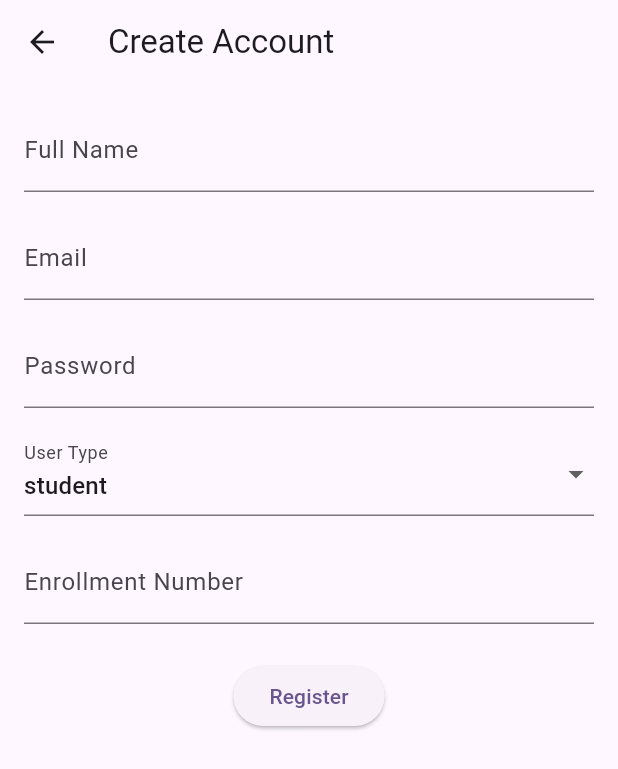
After one commit to Sachinbgithub/college_management, a Flutter app: the screen it shows after launch, after a tap on "Login", after a tap on "Create Account", on a phone screen of 412 x 824 dp. The commit adds this screen. Shown: the top 769 px of the screen. Run offline on Flutter 3.47's test engine with Material 3 defaults, Android fonts, the light colour scheme and no system bars; our stand-ins replace animate_do, carousel_slider, cloud_firestore, curved_navigation_bar, firebase_auth, firebase_core and 1 more; accounts and stored records are empty.

Commit message:
login section

```diff
--- /dev/null
+++ b/lib/login/auth_service.dart
@@ -0,0 +1,117 @@
+// lib/services/auth_service.dart
+import 'package:flutter/material.dart';
+import 'package:firebase_auth/firebase_auth.dart';
+import 'package:cloud_firestore/cloud_firestore.dart';
+
+enum UserType { admin, faculty, student }
+
+class AuthService with ChangeNotifier {
+  final FirebaseAuth _auth = FirebaseAuth.instance;
+  final FirebaseFirestore _firestore = FirebaseFirestore.instance;
+  User? _user;
+  UserType? _userType;
+
+  User? get user => _user;
+  UserType? get userType => _userType;
+
+  Future<String?> registerUser({
+    required String email,
+    required String password,
+    required String name,
+    required UserType userType,
+    String? enrollmentNumber,
+  }) async {
+    try {
+      UserCredential result = await _auth.createUserWithEmailAndPassword(
+        email: email,
+        password: password,
+      );
+
+      if (result.user != null) {
+        // Create user profile in Firestore
+        await _firestore.collection('users').doc(result.user!.uid).set({
+          'email': email,
+          'name': name,
+          'userType': userType.toString().split('.').last,
+          'profileStatus': userType == UserType.faculty ? 'pending' : 'active',
+          'enrollmentNumber': enrollmentNumber,
+          'createdAt': FieldValue.serverTimestamp(),
+        });
+
+        _user = result.user;
+        _userType = userType;
+        notifyListeners();
+        return null;
+      }
+    } on FirebaseAuthException catch (e) {
+      return e.message;
+    }
+    return 'Registration failed';
+  }
+
+  Future<String?> login(String email, String password) async {
+    try {
+      UserCredential result = await _auth.signInWithEmailAndPassword(
+        email: email,
+        password: password,
+      );
+
+      if (result.user != null) {
+        // Get user data from Firestore
+        DocumentSnapshot userData = await _firestore
+            .collection('users')
+            .doc(result.user!.uid)
+            .get();
+
+        if (!userData.exists) {
+          return 'User data not found';
+        }
+
+        Map<String, dynamic> data = userData.data() as Map<String, dynamic>;
+
+        // Check if faculty is verified
+        if (data['userType'] == 'faculty' && data['profileStatus'] == 'pending') {
+          return 'Your account is pending approval';
+        }
+
+        _user = result.user;
+        _userType = UserType.values.firstWhere(
+                (e) => e.toString().split('.').last == data['userType']
+        );
+
+        notifyListeners();
+        return null;
+      }
+    } on FirebaseAuthException catch (e) {
+      return e.message;
+    }
+    return 'Login failed';
+  }
+
+  Future<void> logout() async {
+    await _auth.signOut();
+    _user = null;
+    _userType = null;
+    notifyListeners();
+  }
+
+  Future<void> checkAuthState() async {
+    _user = _auth.currentUser;
+    if (_user != null) {
+      DocumentSnapshot userData = await _firestore
+          .collection('users')
+          .doc(_user!.uid)
+          .get();
+
+      if (userData.exists) {
+        Map<String, dynamic> data = userData.data() as Map<String, dynamic>;
+        _userType = UserType.values.firstWhere(
+                (e) => e.toString().split('.').last == data['userType']
+        );
+      }
+    }
+    notifyListeners();
+  }
+
+  signOut() {}
+}
--- /dev/null
+++ b/lib/login/login_screen.dart
@@ -0,0 +1,141 @@
+// lib/screens/login_screen.dart
+import 'package:college_management/login/register_screen.dart';
+import 'package:firebase_auth/firebase_auth.dart';
+import 'package:flutter/material.dart';
+import 'package:provider/provider.dart';
+import 'auth_service.dart';
+
+class LoginScreen extends StatefulWidget {
+  const LoginScreen({super.key});
+
+  @override
+  State<LoginScreen> createState() => _LoginScreenState();
+}
+
+class _LoginScreenState extends State<LoginScreen> {
+  final _formKey = GlobalKey<FormState>();
+  final _emailController = TextEditingController();
+  final _passwordController = TextEditingController();
+  final AuthService _auth = AuthService();
+  bool _isLoading = false;
+  bool _isSigning = false;
+
+  @override
+  Widget build(BuildContext context) {
+    return Scaffold(
+      appBar: AppBar(title: const Text('CSMSSERP Login')),
+      body: Padding(
+        padding: const EdgeInsets.all(16.0),
+        child: Form(
+          key: _formKey,
+          child: Column(
+            mainAxisAlignment: MainAxisAlignment.center,
+            children: [
+              TextFormField(
+                controller: _emailController,
+                decoration: const InputDecoration(labelText: 'Email'),
+                validator: (value) {
+                  if (value?.isEmpty ?? true) {
+                    return 'Please enter email';
+                  }
+                  return null;
+                },
+              ),
+              const SizedBox(height: 16),
+              TextFormField(
+                controller: _passwordController,
+                decoration: const InputDecoration(labelText: 'Password'),
+                obscureText: true,
+                validator: (value) {
+                  if (value?.isEmpty ?? true) {
+                    return 'Please enter password';
+                  }
+                  return null;
+                },
+              ),
+              const SizedBox(height: 24),
+              if (_isLoading)
+                const CircularProgressIndicator()
+              else
+                ElevatedButton(
+                  onPressed: _handleLogin,
+                  child: const Text('Login'),
+                ),
+              TextButton(
+                onPressed: () {
+                  Navigator.push(
+                    context,
+                    MaterialPageRoute(
+                      builder: (context) => RegisterScreen(),
+                    ),
+                  );
+                },
+                child: const Text('Create Account'),
+              ),
+            ],
+          ),
+        ),
+      ),
+    );
+  }
+
+  void _signIn() async {
+    setState(() {
+      _isSigning = true;
+    });
+
+    String email = _emailController.text;
+    String password = _passwordController.text;
+
+    try {
+      UserCredential userCredential = await FirebaseAuth.instance
+          .signInWithEmailAndPassword(email: email, password: password);
+
+      setState(() {
+        _isSigning = false;
+      });
+
+      ScaffoldMessenger.of(context).showSnackBar(
+        const SnackBar(content: Text("Sign in successful!")),
+      );
+
+      Navigator.pushNamedAndRemoveUntil(context, '/home', (route) => false);
+    } catch (e) {
+      setState(() {
+        _isSigning = false;
+      });
+
+      ScaffoldMessenger.of(context).showSnackBar(
+        SnackBar(content: Text("Sign-in failed: ${e.toString()}")),
+      );
+    }
+  }
+
+
+
+  Future<void> _handleLogin() async {
+    if (_formKey.currentState?.validate() ?? false) {
+      setState(() => _isLoading = true);
+
+      final result = await context.read<AuthService>().login(
+        _emailController.text,
+        _passwordController.text,
+      );
+
+      setState(() => _isLoading = false);
+
+      if (result != null && mounted) {
+        ScaffoldMessenger.of(context).showSnackBar(
+          SnackBar(content: Text(result)),
+        );
+      }
+    }
+  }
+
+  @override
+  void dispose() {
+    _emailController.dispose();
+    _passwordController.dispose();
+    super.dispose();
+  }
+}
--- /dev/null
+++ b/lib/login/register_screen.dart
@@ -0,0 +1,150 @@
+// lib/screens/register_screen.dart
+import 'package:flutter/cupertino.dart';
+import 'package:flutter/material.dart';
+import 'package:provider/provider.dart';
+import 'auth_service.dart';
+
+class RegisterScreen extends StatefulWidget {
+  const RegisterScreen({super.key});
+
+  @override
+  State<RegisterScreen> createState() => _RegisterScreenState();
+}
+
+class _RegisterScreenState extends State<RegisterScreen> {
+  final _formKey = GlobalKey<FormState>();
+  final _nameController = TextEditingController();
+  final _emailController = TextEditingController();
+  final _passwordController = TextEditingController();
+  final _enrollmentController = TextEditingController();
+  UserType _selectedUserType = UserType.student;
+  bool _isLoading = false;
+
+  @override
+  Widget build(BuildContext context) {
+    return Scaffold(
+      appBar: AppBar(title: const Text('Create Account')),
+      body: SingleChildScrollView(
+        padding: const EdgeInsets.all(16.0),
+        child: Form(
+          key: _formKey,
+          child: Column(
+            children: [
+              TextFormField(
+                controller: _nameController,
+                decoration: const InputDecoration(labelText: 'Full Name'),
+                validator: (value) {
+                  if (value?.isEmpty ?? true) {
+                    return 'Please enter your name';
+                  }
+                  return null;
+                },
+              ),
+              const SizedBox(height: 16),
+              TextFormField(
+                controller: _emailController,
+                decoration: const InputDecoration(labelText: 'Email'),
+                validator: (value) {
+                  if (value?.isEmpty ?? true) {
+                    return 'Please enter email';
+                  }
+                  return null;
+                },
+              ),
+              const SizedBox(height: 16),
+              TextFormField(
+                controller: _passwordController,
+                decoration: const InputDecoration(labelText: 'Password'),
+                obscureText: true,
+                validator: (value) {
+                  if (value?.isEmpty ?? true) {
+                    return 'Please enter password';
+                  }
+                  if ((value?.length ?? 0) < 6) {
+                    return 'Password must be at least 6 characters';
+                  }
+                  return null;
+                },
+              ),
+              const SizedBox(height: 16),
+              DropdownButtonFormField<UserType>(
+                value: _selectedUserType,
+                items: UserType.values.map((type) {
+                  return DropdownMenuItem(
+                    value: type,
+                    child: Text(type.toString().split('.').last),
+                  );
+                }).toList(),
+                onChanged: (value) {
+                  setState(() => _selectedUserType = value!);
+                },
+                decoration: const InputDecoration(
+                  labelText: 'User Type',
+                ),
+              ),
+              if (_selectedUserType == UserType.student) ...[
+                const SizedBox(height: 16),
+                TextFormField(
+                  controller: _enrollmentController,
+                  decoration: const InputDecoration(
+                    labelText: 'Enrollment Number',
+                  ),
+                  validator: (value) {
+                    if (_selectedUserType == UserType.student &&
+                        (value?.isEmpty ?? true)) {
+                      return 'Please enter enrollment number';
+                    }
+                    return null;
+                  },
+                ),
+              ],
+              const SizedBox(height: 24),
+              if (_isLoading)
+                const CircularProgressIndicator()
+              else
+                ElevatedButton(
+                  onPressed: _handleRegister,
+                  child: const Text('Register'),
+                ),
+            ],
+          ),
+        ),
+      ),
+    );
+  }
+
+  Future<void> _handleRegister() async {
+    if (_formKey.currentState?.validate() ?? false) {
+      setState(() => _isLoading = true);
+
+      final result = await context.read<AuthService>().registerUser(
+        email: _emailController.text,
+        password: _passwordController.text,
+        name: _nameController.text,
+        userType: _selectedUserType,
+        enrollmentNumber: _selectedUserType == UserType.student
+            ? _enrollmentController.text
+            : null,
+      );
+
+      setState(() => _isLoading = false);
+
+      if (result != null && mounted) {
+        ScaffoldMessenger.of(context).showSnackBar(
+          SnackBar(content: Text(result)),
+        );
+      } else if (mounted) {
+        Navigator.pop(context);
+      }
+    }
+  }
+
+  @override
+  void dispose() {
+    _nameController.dispose();
+    _emailController.dispose();
+    _passwordController.dispose();
+    _enrollmentController.dispose();
+    super.dispose();
+  }
+}
--- a/lib/main.dart
+++ b/lib/main.dart
@@ -1,12 +1,18 @@
+import 'dart:async';
+
 import 'package:college_management/student/student_hpage.dart';
+import 'package:college_management/utility/splashscreen.dart';
+import 'package:firebase_auth/firebase_auth.dart';
 import 'package:firebase_core/firebase_core.dart';
 import 'package:flutter/material.dart';
+
+import 'login/login_screen.dart';
 
 
 void main() async {
   WidgetsFlutterBinding.ensureInitialized();
   await Firebase.initializeApp();
-  runApp(StudentHomePage());
+  runApp(MyApp());
 }
 
 class MyApp extends StatelessWidget {
@@ -22,7 +28,12 @@ class MyApp extends StatelessWidget {
         colorScheme: ColorScheme.fromSeed(seedColor: Colors.deepPurple),
         useMaterial3: true,
       ),
-      home: const MyHomePage(title: 'Flutter Demo Home Page'),
+      home: SplashScreenWrapper(),
+      routes:
+      {
+        '/home': (context) => StudentHomePage(),
+        '/login': (context) => LoginScreen(),
+      }
     );
   }
 }
@@ -44,26 +55,13 @@ class _MyHomePageState extends State<MyHomePage> {
 
   @override
   Widget build(BuildContext context) {
-    // This method is rerun every time setState is called, for instance as done
-    // by the _incrementCounter method above.
-    //
-    // The Flutter framework has been optimized to make rerunning build methods
-    // fast, so that you can just rebuild anything that needs updating rather
-    // than having to individually change instances of widgets.
     return Scaffold(
       appBar: AppBar(
-        // TRY THIS: Try changing the color here to a specific color (to
-        // Colors.amber, perhaps?) and trigger a hot reload to see the AppBar
-        // change color while the other colors stay the same.
-        backgroundColor: Theme.of(context).colorScheme.inversePrimary,
-        // Here we take the value from the MyHomePage object that was created by
-        // the App.build method, and use it to set our appbar title.
+              backgroundColor: Theme.of(context).colorScheme.inversePrimary,
         title: Text(widget.title),
       ),
       body: Center(
-        // Center is a layout widget. It takes a single child and positions it
-        // in the middle of the parent.
-        child: Column(
+           child: Column(
 
           mainAxisAlignment: MainAxisAlignment.center,
           children: <Widget>[
@@ -81,3 +79,32 @@ class _MyHomePageState extends State<MyHomePage> {
     );
   }
 }
+class SplashScreenWrapper extends StatefulWidget {
+
+  const SplashScreenWrapper(
+      {super.key});
+
+  @override
+  State<SplashScreenWrapper> createState() => _SplashScreenWrapperState();
+}
+
+class _SplashScreenWrapperState extends State<SplashScreenWrapper> {
+  @override
+  void initState() {
+    super.initState();
+    Timer(const Duration(seconds: 5), () {
+      FirebaseAuth.instance.authStateChanges().listen((User? user) {
+        if (user != null) {
+          Navigator.pushReplacementNamed(context, '/home');
+        } else {
+          Navigator.pushReplacementNamed(context, '/login');
+        }
+      });
+    });
+  }
+
+  @override
+  Widget build(BuildContext context) {
+    return const SplashScreen();
+  }
+}
--- /dev/null
+++ b/lib/utility/splashscreen.dart
@@ -0,0 +1,86 @@
+import 'package:flutter/material.dart';
+import 'package:flutter/services.dart';
+// import 'package:lottie/lottie.dart'; // Import the Lottie package
+
+class SplashScreen extends StatefulWidget {
+  final Widget? child;
+
+  const SplashScreen({super.key, this.child});
+
+  @override
+  State<SplashScreen> createState() => _SplashScreenState();
+}
+
+class _SplashScreenState extends State<SplashScreen>
+    with SingleTickerProviderStateMixin {
+  @override
+  void initState() {
+    super.initState();
+    SystemChrome.setEnabledSystemUIMode(SystemUiMode.immersive);
+    Future.delayed(const Duration(seconds: 5), () {
+      // Navigate to the next page after 5 seconds
+      // Navigator.of(context)
+      //     .pushReplacement(MaterialPageRoute(builder: (_) => const LoginPage()));
+    });
+  }
+
+  @override
+  void dispose() {
+    super.dispose();
+    SystemChrome.setEnabledSystemUIMode(SystemUiMode.manual,
+        overlays: SystemUiOverlay.values);
+  }
+
+  @override
+  Widget build(BuildContext context) {
+    return Scaffold(
+      body: Container(
+        width: double.infinity,
+        decoration: const BoxDecoration(
+            gradient: LinearGradient(
+                colors: [Colors.lightBlueAccent, Colors.white],
+                begin: Alignment.topRight,
+                end: Alignment.bottomLeft)),
+        child: Column(
+          mainAxisAlignment: MainAxisAlignment.center,
+          children: [
+            const Text(
+              "C S M S S",
+              style: TextStyle(
+                fontSize: 50,
+                fontWeight: FontWeight.bold,
+                color: Colors.white,
+                shadows: [
+                  Shadow(
+                    blurRadius: 10.0,
+                    color: Colors.black45,
+                    offset: Offset(3.0, 3.0),
+                  ),
+                ],
+              ),
+            ),
+
+            const SizedBox(height: 20),
+
+            // Lottie animation loaded from a network URL
+            // Lottie.network(
+            //   'https://lottie.host/5fd73fcb-69a3-45d2-a092-b99f6a0903aa/rD0N4TTA5e.json',
+            //   width: 200,
+            //   height: 200,
+            //   fit: BoxFit.cover,
+            // ),
+
+            const SizedBox(height: 20),
+
+            // Image asset for your logo
+            // Image.asset(
+            //   'assets/logo.png',
+            //   width: 200,
+            //   height: 200,
+            // ),
+          ],
+        ),
+      ),
+    );
+  }
+}
```
Also changed, not shown: lib/student/AttendanceScreen.dart (added, +114 -0 lines), lib/student/student_hpage.dart (+2 -9 lines), pubspec.yaml (+8 -0 lines), pubspec.lock.
